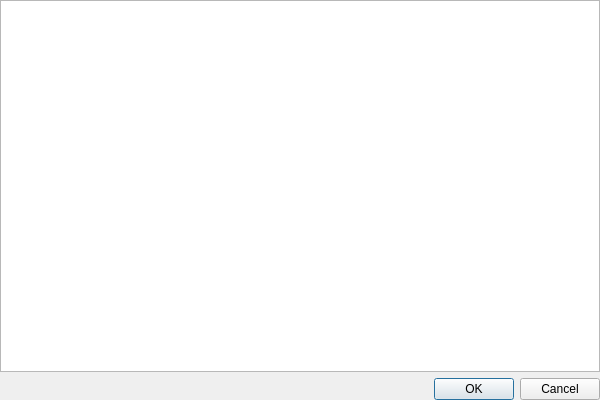
Above: src/home/flibrary/gui/dialogs/GenreFilterDialog.ui from heimdallr/books before the change. Below: the same form after it.
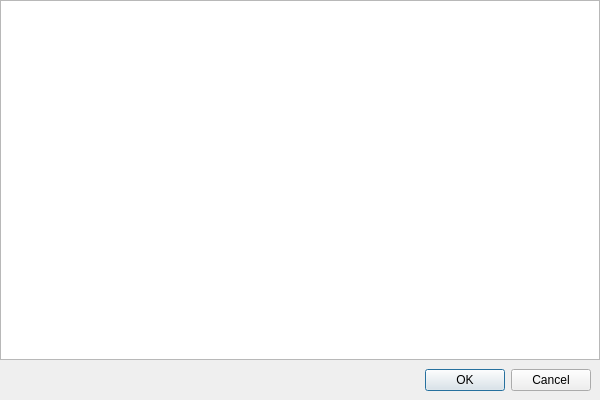
That is the form after the change.

Commit message: #734 Контекстное меню диалога

```diff
--- a/src/home/flibrary/gui/dialogs/GenreFilterDialog.ui
+++ b/src/home/flibrary/gui/dialogs/GenreFilterDialog.ui
@@ -14,6 +14,9 @@
    <string>Genre filter settings</string>
   </property>
   <layout class="QVBoxLayout">
+   <property name="spacing">
+    <number>0</number>
+   </property>
    <property name="leftMargin">
     <number>0</number>
    </property>
@@ -34,11 +37,27 @@
     </widget>
    </item>
    <item>
-    <widget class="QDialogButtonBox" name="buttons">
-     <property name="standardButtons">
-      <set>QDialogButtonBox::StandardButton::Cancel|QDialogButtonBox::StandardButton::Ok</set>
+    <layout class="QHBoxLayout" name="_2">
+     <property name="leftMargin">
+      <number>9</number>
      </property>
-    </widget>
+     <property name="topMargin">
+      <number>9</number>
+     </property>
+     <property name="rightMargin">
+      <number>9</number>
+     </property>
+     <property name="bottomMargin">
+      <number>9</number>
+     </property>
+     <item>
+      <widget class="QDialogButtonBox" name="buttons">
+       <property name="standardButtons">
+        <set>QDialogButtonBox::StandardButton::Cancel|QDialogButtonBox::StandardButton::Ok</set>
+       </property>
+      </widget>
+     </item>
+    </layout>
    </item>
   </layout>
  </widget>
```
Left out of the diff: 27 changed lines with no effect on the pictures. The commit also changes 1 other file.
